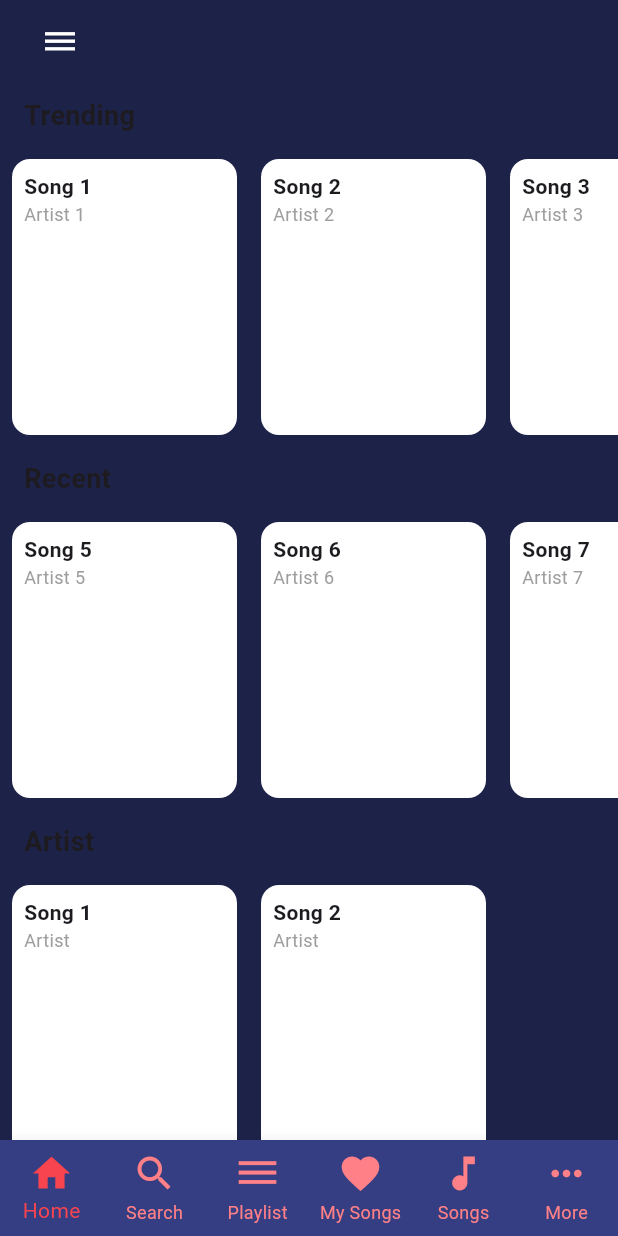
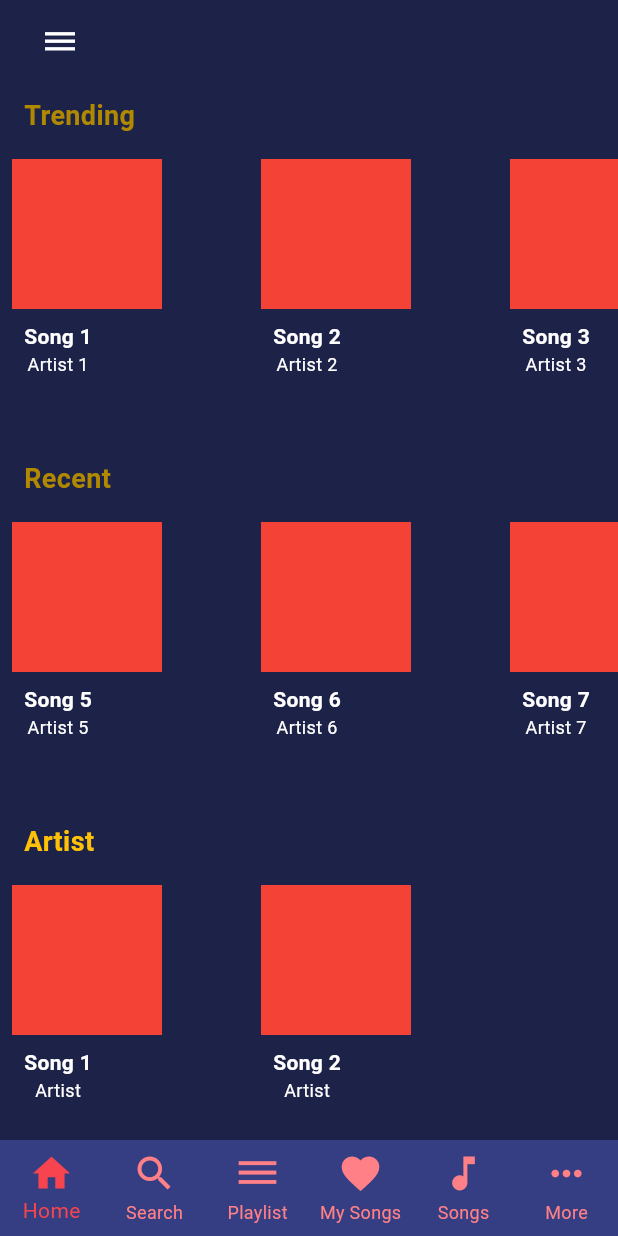
Before and after one commit to Marta-24/Firebase, a Flutter app: the screen it shows after launch, on a phone screen of 412 x 824 dp. Run offline on Flutter 3.47's test engine with Material 3 defaults, Android fonts, the phone set to English and light mode, and no system bars.

Commit message:
fixing some stuff

```diff
--- a/lib/app/music_app.dart
+++ b/lib/app/music_app.dart
@@ -51,6 +51,19 @@ class _MusicAppState extends State<MusicApp> {
     setState(() {
       _currentIndex = index;
     });
+
+    // Always show SongPage, even with default values
+    if (index == 4) {
+      Navigator.pushReplacement(
+        context,
+        MaterialPageRoute(
+          builder: (context) => SongPage(
+            title: "Default Song",
+            artist: "Default Artist",
+          ),
+        ),
+      );
+    }
   }
 
   @override
@@ -80,10 +93,12 @@ class _MusicAppState extends State<MusicApp> {
           color: const Color.fromARGB(255, 29, 34, 73),
           child: _getPage(_currentIndex),
         ),
-        bottomNavigationBar: BottomBar(
-          currentIndex: _currentIndex,
-          onTap: _onTap,
-        ),
+        bottomNavigationBar: _currentIndex == 4
+            ? null
+            : BottomBar(
+                currentIndex: _currentIndex,
+                onTap: _onTap,
+              ),
       ),
     );
   }
@@ -103,7 +118,10 @@ class _MusicAppState extends State<MusicApp> {
       case 3:
         return const MySongPage();
       case 4:
-        return const SongPage(title: '', artist: '',);
+        return const SongPage(
+          title: "Default Song",
+          artist: "Default Artist",
+        );
       case 5:
         return const MorePage();
       default:
--- a/lib/pages/home_page.dart
+++ b/lib/pages/home_page.dart
@@ -25,6 +25,7 @@ class HomePage extends StatelessWidget {
           onSongTap: (Music music) {
             _navigateToSongPage(context, music);
           },
+          titleColor: const Color.fromARGB(255, 176, 137, 0),
         ),
         SectionWidget(
           title: 'Recent',
@@ -32,6 +33,7 @@ class HomePage extends StatelessWidget {
           onSongTap: (Music music) {
             _navigateToSongPage(context, music);
           },
+          titleColor: const Color.fromARGB(255, 176, 137, 0),
         ),
         SectionWidget(
           title: 'Artist',
@@ -39,6 +41,7 @@ class HomePage extends StatelessWidget {
           onSongTap: (Music music) {
             _navigateToSongPage(context, music);
           },
+          titleColor: Colors.amber,
         ),
       ],
     );
--- a/lib/pages/song_page.dart
+++ b/lib/pages/song_page.dart
@@ -1,5 +1,5 @@
 import 'package:flutter/material.dart';
-import 'package:music_app/widgets/bottom_bar.dart';
+import '../widgets/bottom_bar.dart';
 
 class SongPage extends StatelessWidget {
   final String title;
@@ -22,6 +22,7 @@ class SongPage extends StatelessWidget {
             color: Colors.white,
           ),
         ),
+        centerTitle: true,
       ),
       backgroundColor: const Color.fromARGB(255, 29, 34, 73),
       body: Center(
@@ -100,6 +101,10 @@ class SongPage extends StatelessWidget {
           ),
         ),
       ),
+      bottomNavigationBar: BottomBar(
+        currentIndex: 4, // Set the current index for the SongPage
+        onTap: (index) {}, // Handle onTap if needed
+      ),
     );
   }
 }
--- a/lib/widgets/music_card.dart
+++ b/lib/widgets/music_card.dart
@@ -16,21 +16,27 @@ class MusicCard extends StatelessWidget {
       margin: const EdgeInsets.all(8.0),
       width: 150.0,
       decoration: BoxDecoration(
-        color: Colors.white,
+        color: Colors.transparent,
         borderRadius: BorderRadius.circular(12.0),
       ),
       child: Column(
         crossAxisAlignment: CrossAxisAlignment.start,
         children: [
+          Container(
+            height: 100.0,
+            width: 100.0,
+            color: Colors.red[500],
+          ),
           Padding(
             padding: const EdgeInsets.all(8.0),
             child: Column(
-              crossAxisAlignment: CrossAxisAlignment.start,
+              crossAxisAlignment: CrossAxisAlignment.center,
               children: [
                 Text(
                   title,
                   style: const TextStyle(
                     fontSize: 14.0,
+                    color: Colors.white,
                     fontWeight: FontWeight.bold,
                   ),
                 ),
@@ -38,7 +44,7 @@ class MusicCard extends StatelessWidget {
                   artist,
                   style: const TextStyle(
                     fontSize: 12.0,
-                    color: Colors.grey,
+                    color: Colors.white,
                   ),
                 ),
               ],
--- a/lib/widgets/section_widget.dart
+++ b/lib/widgets/section_widget.dart
@@ -6,12 +6,14 @@ class SectionWidget extends StatelessWidget {
   final String title;
   final List<Music> musicList;
   final Function(Music) onSongTap;
+  final Color titleColor; // Add this line
 
   const SectionWidget({
     Key? key,
     required this.title,
     required this.musicList,
     required this.onSongTap,
+    required this.titleColor,
   }) : super(key: key);
 
   @override
@@ -23,9 +25,10 @@ class SectionWidget extends StatelessWidget {
           padding: const EdgeInsets.symmetric(horizontal: 16.0, vertical: 8.0),
           child: Text(
             title,
-            style: const TextStyle(
+            style: TextStyle(
               fontSize: 18.0,
               fontWeight: FontWeight.bold,
+              color: titleColor,
             ),
           ),
         ),
```
Also changed, not shown: lib/models/music.dart (line endings or trailing spaces), lib/widgets/bottom_bar.dart (line endings or trailing spaces).
